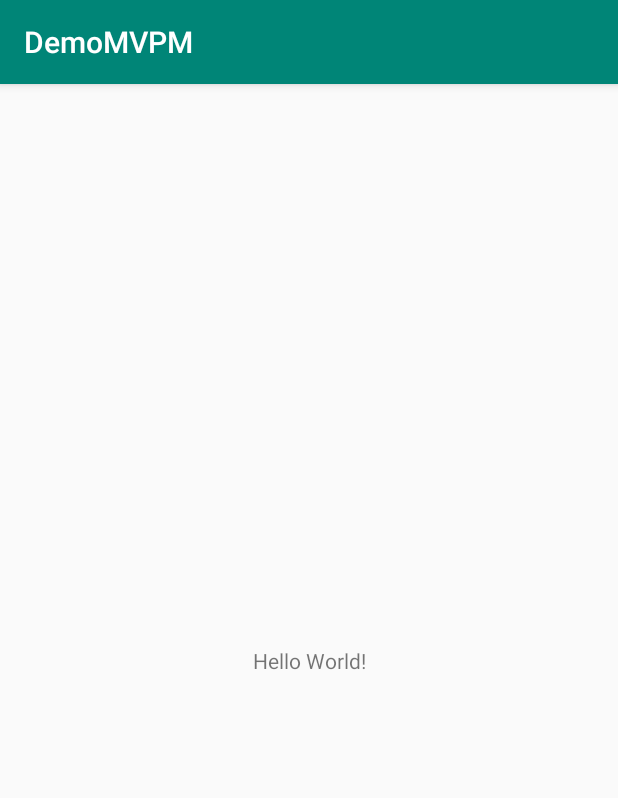
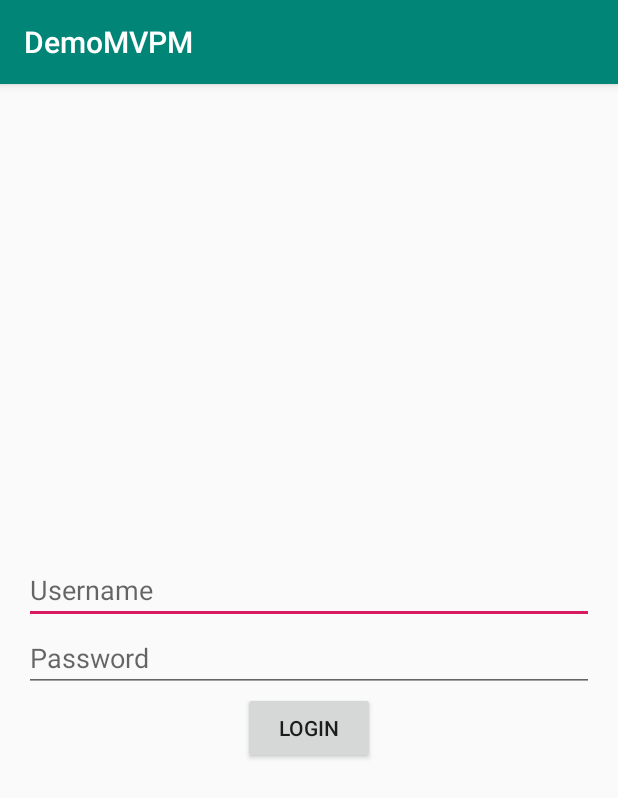
Before and after one commit to phamthaivuong/DemoMVPM, an Android app: the screen it shows after launch (MainActivity), on a phone screen of 412 x 824 dp. Shown: the top 798 px of the screen. Run offline under Robolectric (Android 15) with nearby library versions, the phone set to English and light mode, and no system bars.

Commit message:
update_8_1_2019

```diff
--- a/app/src/main/java/com/example/phamthaivuong/demomvpm/MainActivity.java
+++ /dev/null
@@ -1,13 +0,0 @@
-package com.example.phamthaivuong.demomvpm;
-
-import android.support.v7.app.AppCompatActivity;
-import android.os.Bundle;
-
-public class MainActivity extends AppCompatActivity {
-
-    @Override
-    protected void onCreate(Bundle savedInstanceState) {
-        super.onCreate(savedInstanceState);
-        setContentView(R.layout.activity_main);
-    }
-}
--- /dev/null
+++ b/app/src/main/java/com/example/phamthaivuong/demomvpm/Manager/UserManager.java
@@ -0,0 +1,38 @@
+package com.example.phamthaivuong.demomvpm.Manager;
+
+import com.example.phamthaivuong.demomvpm.Model.User;
+
+import java.util.ArrayList;
+import java.util.List;
+
+public class UserManager {
+    private static UserManager instance;
+
+    private List<User> listUser;
+
+    private UserManager() {
+    }
+    public static UserManager getInstance(){
+        if (instance == null){
+            instance = new UserManager();
+        }
+        return instance;
+    }
+
+    public void addUser(String userName, String passWord){
+        if (listUser == null){
+            listUser = new ArrayList<>();
+        }
+        listUser.add(new User(userName,passWord));
+    }
+
+    public boolean validInformation(String userName, String passWord){
+        for (int i = 0 ; i<listUser.size();i++){
+            if (listUser.get(i).getUserName().equals(userName) && listUser.get(i).getPassWord().equals(passWord)){
+                return true;
+            }
+        }
+        return false;
+    }
+
+}
--- /dev/null
+++ b/app/src/main/java/com/example/phamthaivuong/demomvpm/Model/User.java
@@ -0,0 +1,30 @@
+package com.example.phamthaivuong.demomvpm.Model;
+
+public class User {
+    private String userName;
+    private String passWord;
+
+    public User(String userName, String passWord) {
+        this.userName = userName;
+        this.passWord = passWord;
+    }
+
+    public User() {
+    }
+
+    public String getUserName() {
+        return userName;
+    }
+
+    public void setUserName(String userName) {
+        this.userName = userName;
+    }
+
+    public String getPassWord() {
+        return passWord;
+    }
+
+    public void setPassWord(String passWord) {
+        this.passWord = passWord;
+    }
+}
--- /dev/null
+++ b/app/src/main/java/com/example/phamthaivuong/demomvpm/Presenter/MyPresenter.java
@@ -0,0 +1,28 @@
+package com.example.phamthaivuong.demomvpm.Presenter;
+
+import com.example.phamthaivuong.demomvpm.Manager.UserManager;
+
+public class MyPresenter {
+    private OnCallBack listener;
+
+    public void setListener(OnCallBack listener) {
+        this.listener = listener;
+    }
+
+    public MyPresenter() {
+        UserManager.getInstance().addUser("vuong","123456");
+    }
+//    public boolean login(String userName , String passWord){
+//        return UserManager.getInstance().validInformation(userName,passWord);
+//    }
+
+    public void login(String userName , String passWord){
+        if (UserManager.getInstance().validInformation(userName,passWord)){
+            listener.disableEditText();
+        }
+    }
+
+    public interface OnCallBack{
+        void disableEditText();
+    }
+}
--- /dev/null
+++ b/app/src/main/java/com/example/phamthaivuong/demomvpm/View/Activity/MainActivity.java
@@ -0,0 +1,63 @@
+package com.example.phamthaivuong.demomvpm.View.Activity;
+
+import android.support.v7.app.AppCompatActivity;
+import android.os.Bundle;
+import android.view.View;
+import android.widget.Button;
+import android.widget.EditText;
+import android.widget.Toast;
+
+import com.example.phamthaivuong.demomvpm.Presenter.MyPresenter;
+import com.example.phamthaivuong.demomvpm.R;
+
+public class MainActivity extends AppCompatActivity implements View.OnClickListener {
+    private MyPresenter myPresenter;
+    private EditText edtUserName , edtPassWord;
+    private Button btnLogin;
+
+    @Override
+    protected void onCreate(Bundle savedInstanceState) {
+        super.onCreate(savedInstanceState);
+        setContentView(R.layout.activity_main);
+        initView();
+        addEvents();
+
+
+
+    }
+
+    private void addEvents() {
+        btnLogin.setOnClickListener(this);
+    }
+
+
+    private void initView() {
+        myPresenter = new MyPresenter();
+        myPresenter.setListener(new MyPresenter.OnCallBack() {
+            @Override
+            public void disableEditText() {
+                edtUserName.setEnabled(false);
+                edtPassWord.setEnabled(false);
+            }
+        });
+        edtUserName = (EditText)findViewById(R.id.edt_username);
+        edtPassWord = (EditText)findViewById(R.id.edt_password);
+        btnLogin = (Button)findViewById(R.id.btn_login);
+    }
+
+    @Override
+    public void onClick(View v) {
+        switch (v.getId()){
+            case R.id.btn_login:
+//                if (myPresenter.login(edtUserName.getText().toString(),edtPassWord.getText().toString())){
+//                    Toast.makeText(this, "Login success ! ", Toast.LENGTH_SHORT).show();
+//                    return;
+//                }
+//                Toast.makeText(this, "Invalid Infomation ! ", Toast.LENGTH_SHORT).show();
+
+
+                myPresenter.login(edtUserName.getText().toString(),edtPassWord.getText().toString());
+                break;
+        }
+    }
+}
--- a/app/src/main/res/layout/activity_main.xml
+++ b/app/src/main/res/layout/activity_main.xml
@@ -1,18 +1,28 @@
 <?xml version="1.0" encoding="utf-8"?>
-<android.support.constraint.ConstraintLayout xmlns:android="http://schemas.android.com/apk/res/android"
+<LinearLayout
+    android:orientation="vertical"
+    xmlns:android="http://schemas.android.com/apk/res/android"
     xmlns:app="http://schemas.android.com/apk/res-auto"
     xmlns:tools="http://schemas.android.com/tools"
     android:layout_width="match_parent"
     android:layout_height="match_parent"
-    tools:context=".MainActivity">
-
-    <TextView
+    android:padding="16dp"
+    android:gravity="center"
+    tools:context=".View.Activity.MainActivity">
+    <EditText
+        android:id="@+id/edt_username"
+        android:hint="Username"
+        android:layout_width="match_parent"
+        android:layout_height="wrap_content" />
+    <EditText
+        android:id="@+id/edt_password"
+        android:inputType="textPassword"
+        android:hint="Password"
+        android:layout_width="match_parent"
+        android:layout_height="wrap_content" />
+    <Button
+        android:id="@+id/btn_login"
+        android:text="Login"
         android:layout_width="wrap_content"
-        android:layout_height="wrap_content"
-        android:text="Hello World!"
-        app:layout_constraintBottom_toBottomOf="parent"
-        app:layout_constraintLeft_toLeftOf="parent"
-        app:layout_constraintRight_toRightOf="parent"
-        app:layout_constraintTop_toTopOf="parent" />
-
-</android.support.constraint.ConstraintLayout>
+        android:layout_height="wrap_content" />
+</LinearLayout>
```
Also changed, not shown: app/src/main/AndroidManifest.xml (+3 -4 lines), 2 other files.
